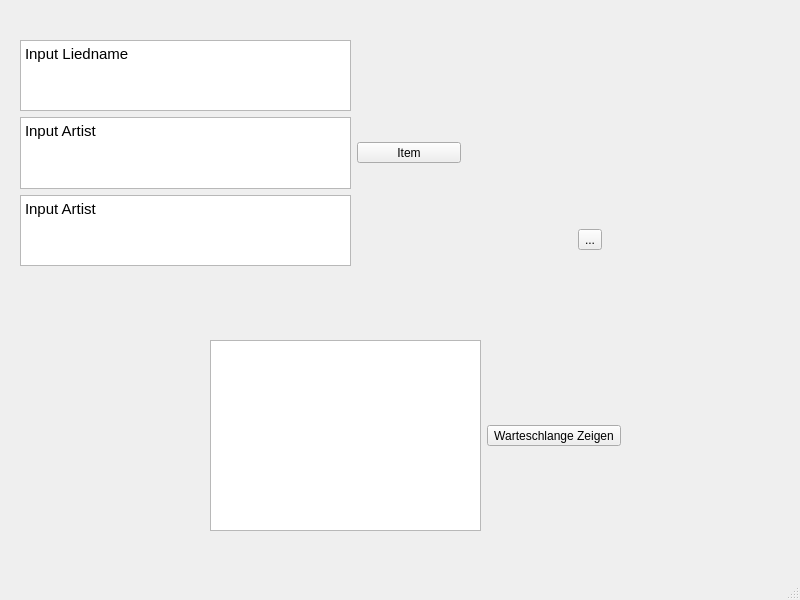
Above: python/warteschlangePy/window.ui from schooldanlp6/school-stuff before the change. Below: the same form after it.
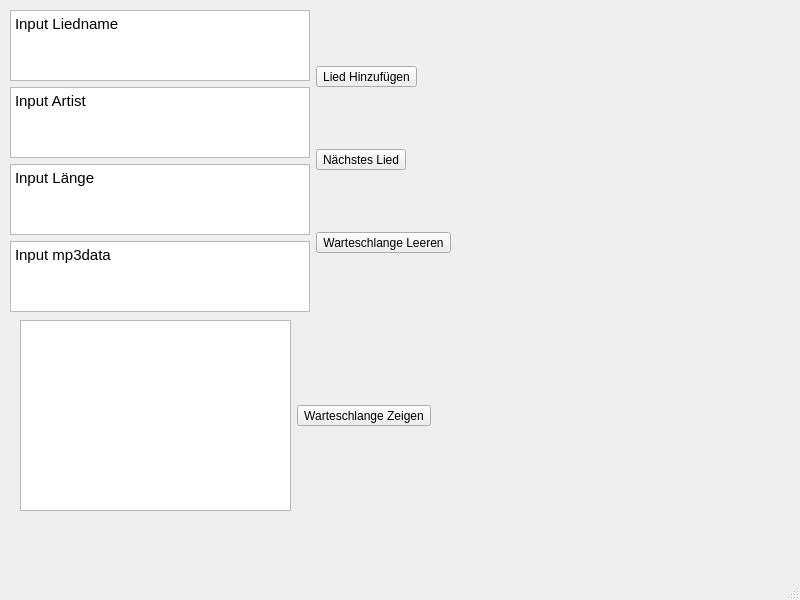
That is the form after the change.

Diff of the .ui file:
```diff
--- a/python/warteschlangePy/window.ui
+++ b/python/warteschlangePy/window.ui
@@ -17,13 +17,16 @@
    <widget class="QWidget" name="horizontalLayoutWidget">
     <property name="geometry">
      <rect>
-      <x>20</x>
-      <y>40</y>
+      <x>10</x>
+      <y>10</y>
       <width>441</width>
-      <height>226</height>
+      <height>302</height>
      </rect>
     </property>
     <layout class="QHBoxLayout" name="horizontalLayout">
+     <item>
+      <layout class="QHBoxLayout" name="horizontalLayout_2"/>
+     </item>
      <item>
       <layout class="QVBoxLayout" name="verticalLayout">
        <item>
@@ -64,45 +67,58 @@
 li.unchecked::marker { content: &quot;\2610&quot;; }
 li.checked::marker { content: &quot;\2612&quot;; }
 &lt;/style&gt;&lt;/head&gt;&lt;body style=&quot; font-family:'Cantarell'; font-size:11pt; font-weight:400; font-style:normal;&quot;&gt;
-&lt;p style=&quot; margin-top:0px; margin-bottom:0px; margin-left:0px; margin-right:0px; -qt-block-indent:0; text-indent:0px;&quot;&gt;Input Artist&lt;/p&gt;&lt;/body&gt;&lt;/html&gt;</string>
+&lt;p style=&quot; margin-top:0px; margin-bottom:0px; margin-left:0px; margin-right:0px; -qt-block-indent:0; text-indent:0px;&quot;&gt;Input Länge&lt;/p&gt;&lt;/body&gt;&lt;/html&gt;</string>
+         </property>
+        </widget>
+       </item>
+       <item>
+        <widget class="QTextEdit" name="textEdit_4">
+         <property name="html">
+          <string>&lt;!DOCTYPE HTML PUBLIC &quot;-//W3C//DTD HTML 4.0//EN&quot; &quot;http://www.w3.org/TR/REC-html40/strict.dtd&quot;&gt;
+&lt;html&gt;&lt;head&gt;&lt;meta name=&quot;qrichtext&quot; content=&quot;1&quot; /&gt;&lt;meta charset=&quot;utf-8&quot; /&gt;&lt;style type=&quot;text/css&quot;&gt;
+p, li { white-space: pre-wrap; }
+hr { height: 1px; border-width: 0; }
+li.unchecked::marker { content: &quot;\2610&quot;; }
+li.checked::marker { content: &quot;\2612&quot;; }
+&lt;/style&gt;&lt;/head&gt;&lt;body style=&quot; font-family:'Cantarell'; font-size:11pt; font-weight:400; font-style:normal;&quot;&gt;
+&lt;p style=&quot; margin-top:0px; margin-bottom:0px; margin-left:0px; margin-right:0px; -qt-block-indent:0; text-indent:0px;&quot;&gt;Input mp3data&lt;/p&gt;&lt;/body&gt;&lt;/html&gt;</string>
          </property>
         </widget>
        </item>
       </layout>
      </item>
+     <item>
+      <layout class="QVBoxLayout" name="verticalLayout_2">
      <item>
       <widget class="QToolButton" name="toolButton">
        <property name="text">
-        <string>          Item          </string>
+          <string>Lied Hinzufügen</string>
        </property>
       </widget>
      </item>
-    </layout>
-   </widget>
-   <widget class="QWidget" name="horizontalLayoutWidget_2">
-    <property name="geometry">
-     <rect>
-      <x>510</x>
-      <y>200</y>
-      <width>160</width>
-      <height>80</height>
-     </rect>
-    </property>
-    <layout class="QHBoxLayout" name="horizontalLayout_2">
      <item>
       <widget class="QToolButton" name="toolButton_2">
        <property name="text">
-        <string>...</string>
-       </property>
-      </widget>
+          <string>Nächstes Lied</string>
+         </property>
+        </widget>
+       </item>
+       <item>
+        <widget class="QToolButton" name="toolButton_4">
+         <property name="text">
+          <string>Warteschlange Leeren</string>
+         </property>
+        </widget>
+       </item>
+      </layout>
      </item>
     </layout>
    </widget>
    <widget class="QWidget" name="horizontalLayoutWidget_3">
     <property name="geometry">
      <rect>
-      <x>210</x>
-      <y>340</y>
+      <x>20</x>
+      <y>320</y>
       <width>411</width>
       <height>191</height>
      </rect>
```
Lines whose indentation alone changed are shown as unchanged.
